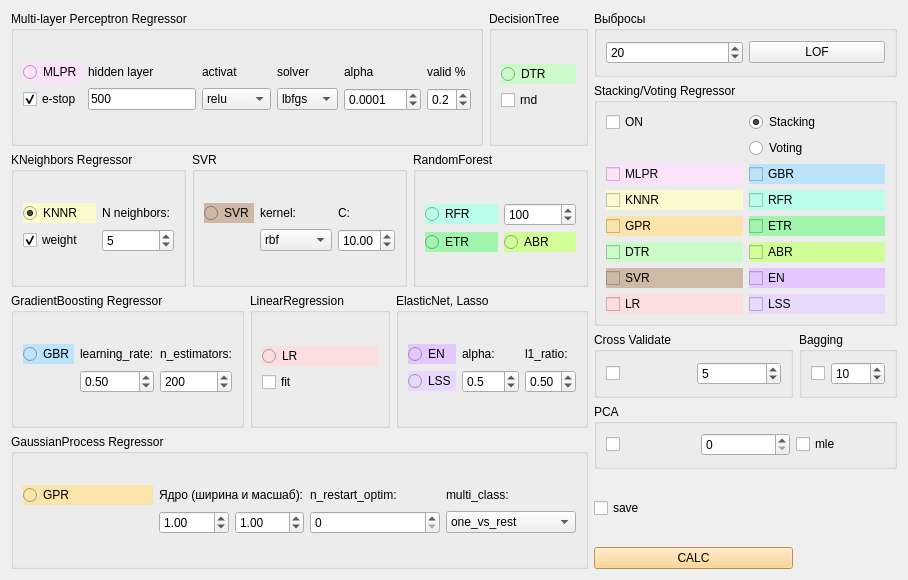
The window that qt/regressor_form.ui (idergunoff/geovel_1.0) describes before a commit, drawn with Qt 5.
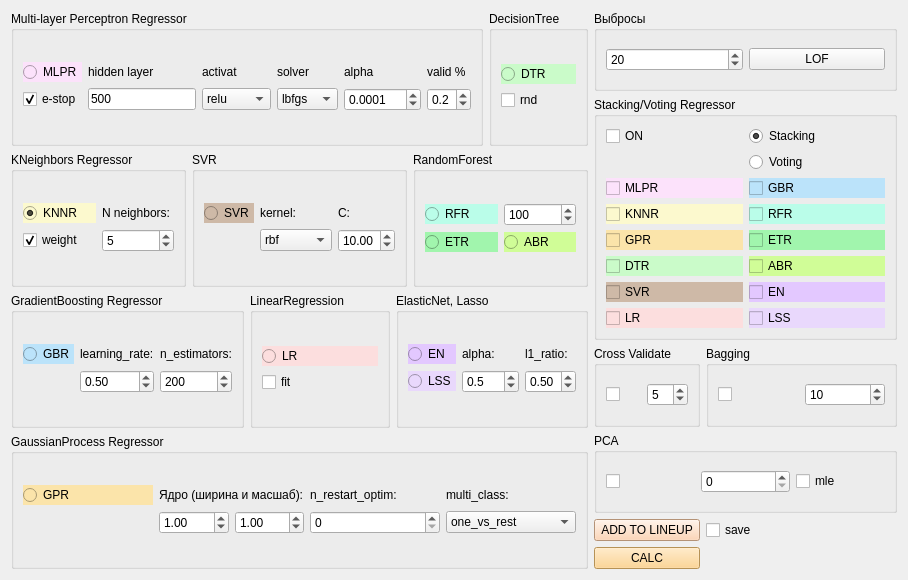
The same window after the commit.

Commit message: lineup models add model

The edit to the form file:
```diff
--- a/qt/regressor_form.ui
+++ b/qt/regressor_form.ui
@@ -1158,18 +1158,6 @@
        </layout>
       </widget>
      </item>
-     <item row="4" column="0">
-      <widget class="QSplitter" name="splitter">
-       <property name="orientation">
-        <enum>Qt::Horizontal</enum>
-       </property>
-       <widget class="QCheckBox" name="checkBox_save_model">
-        <property name="text">
-         <string>save</string>
-        </property>
-       </widget>
-      </widget>
-     </item>
      <item row="5" column="0">
       <widget class="QPushButton" name="pushButton_calc">
        <property name="minimumSize">
@@ -1189,6 +1177,28 @@
        </property>
       </widget>
      </item>
+     <item row="4" column="0">
+      <widget class="QPushButton" name="pushButton_add_to_lineup">
+       <property name="styleSheet">
+        <string notr="true">background-color: rgb(252, 204, 165);</string>
+       </property>
+       <property name="text">
+        <string>ADD TO LINEUP</string>
+       </property>
+      </widget>
+     </item>
+     <item row="4" column="1">
+      <widget class="QSplitter" name="splitter">
+       <property name="orientation">
+        <enum>Qt::Horizontal</enum>
+       </property>
+       <widget class="QCheckBox" name="checkBox_save_model">
+        <property name="text">
+         <string>save</string>
+        </property>
+       </widget>
+      </widget>
+     </item>
     </layout>
    </item>
   </layout>
```
The commit also changes 12 other files.
